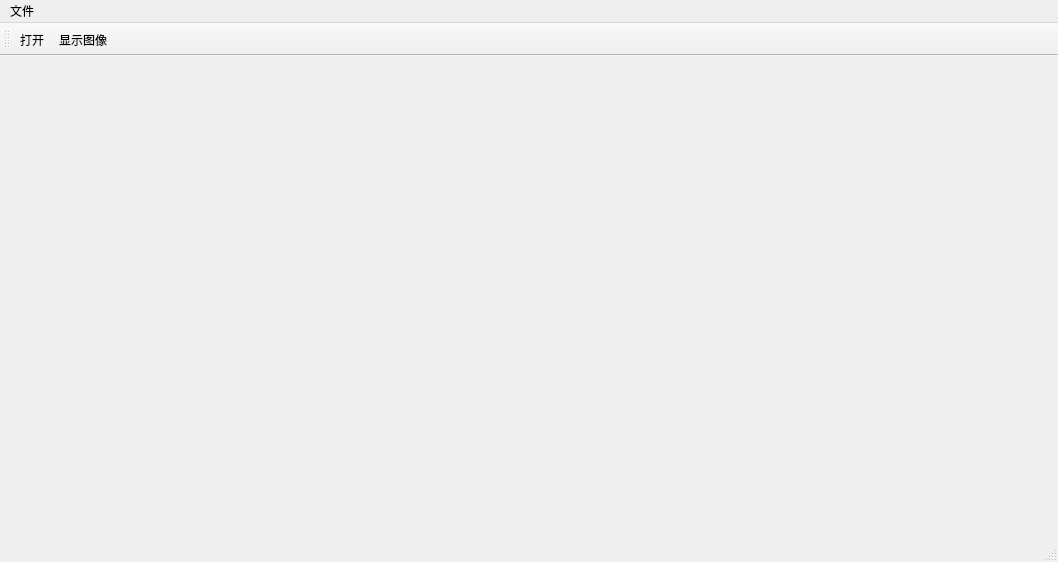
First picture: the form in mainwindow.ui, repository FlyHighest/ImageProcessing-QtGUI, before the edit.
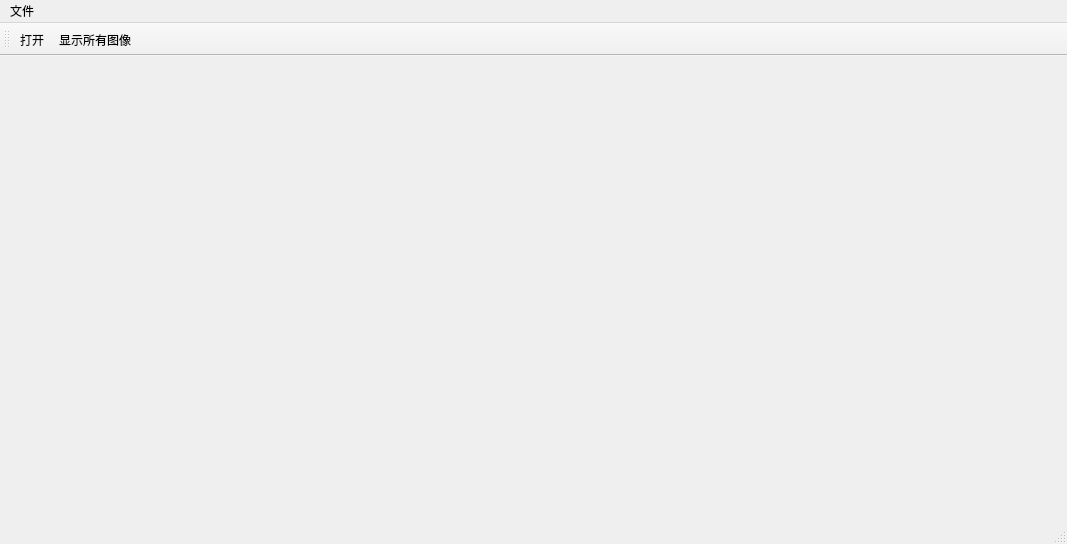
Second picture: the form after the edit. Icons and pictures are not drawn.

Commit message: 添加imagewindow，初步图像显示

```diff
--- a/mainwindow.ui
+++ b/mainwindow.ui
@@ -6,8 +6,8 @@
    <rect>
     <x>0</x>
     <y>0</y>
-    <width>1058</width>
-    <height>562</height>
+    <width>1067</width>
+    <height>544</height>
    </rect>
   </property>
   <property name="windowTitle">
@@ -19,7 +19,7 @@
     <rect>
      <x>0</x>
      <y>0</y>
-     <width>1058</width>
+     <width>1067</width>
      <height>26</height>
     </rect>
    </property>
@@ -39,9 +39,13 @@
     <bool>false</bool>
    </attribute>
    <addaction name="ac_openfile"/>
-   <addaction name="ac_showimage"/>
+   <addaction name="ac_showall"/>
   </widget>
-  <widget class="QStatusBar" name="statusBar"/>
+  <widget class="QStatusBar" name="statusBar">
+   <property name="sizeGripEnabled">
+    <bool>true</bool>
+   </property>
+  </widget>
   <action name="ac_openfile">
    <property name="icon">
     <iconset resource="resources.qrc">
@@ -51,13 +55,17 @@
     <string>打开</string>
    </property>
   </action>
-  <action name="ac_showimage">
+  <action name="ac_showall">
    <property name="icon">
-    <iconset resource="resources.qrc">
-     <normaloff>:/icons/icons/showimage.png</normaloff>:/icons/icons/showimage.png</iconset>
+    <iconset>
+     <normalon>:/icons/icons/showimage.png</normalon>
+    </iconset>
    </property>
    <property name="text">
-    <string>显示图像</string>
+    <string>显示所有图像</string>
+   </property>
+   <property name="toolTip">
+    <string>显示所有图像</string>
    </property>
   </action>
  </widget>
```
The commit also changes 5 other files.
